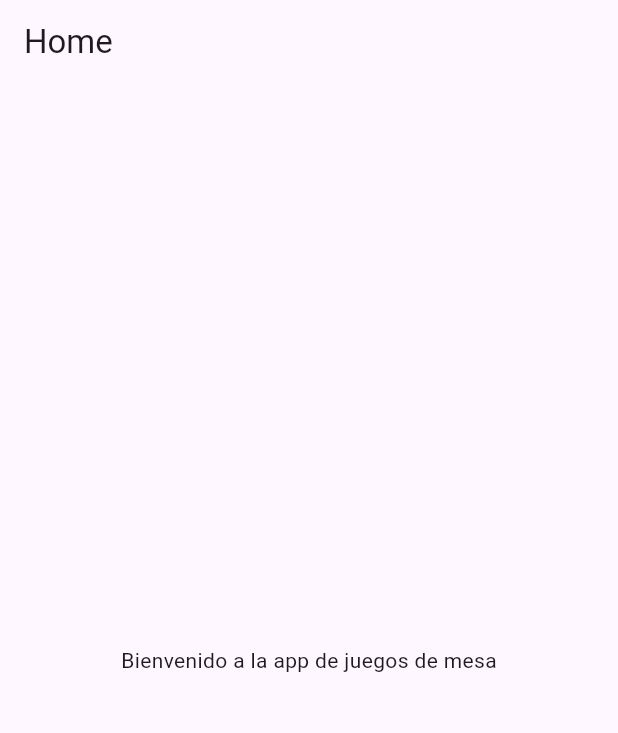
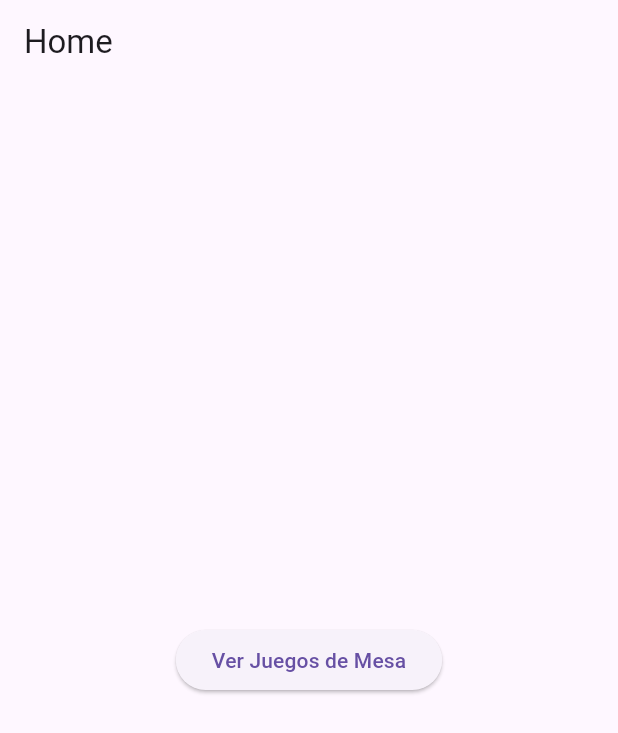
Before and after one commit to AaronPitarch/board_games_manager, a Flutter app: the HomeScreen screen opened by its route, on a phone screen of 412 x 824 dp. Shown: the top 733 px of the screen. Run offline on Flutter 3.47's test engine with Material 3 defaults, Android fonts, the light colour scheme and no system bars; our stand-ins replace go_router.

Commit message:
Pantalla lista de juegos

```diff
--- a/lib/config/router/router.dart
+++ b/lib/config/router/router.dart
@@ -1,3 +1,4 @@
+import 'package:board_game_manager/presentation/screens/game_list_screen.dart';
 import 'package:board_game_manager/presentation/screens/home_screen.dart';
 import 'package:board_game_manager/presentation/screens/login_screen.dart';
 import 'package:board_game_manager/presentation/screens/signup_screen.dart';
@@ -16,6 +17,10 @@ final GoRouter router = GoRouter(
     GoRoute(
       path: '/signup',
       builder: (context, state) => const SignupScreen(),
-    )
+    ),
+    GoRoute(
+      path: '/games',
+      builder: (context, state) => const GameListScreen(),
+    ),
   ]
 );
--- a/lib/main.dart
+++ b/lib/main.dart
@@ -12,6 +12,7 @@ class MyApp extends StatelessWidget {
   Widget build(BuildContext context) {
     return MaterialApp.router(
       title: 'Board Game Manager',
+      debugShowCheckedModeBanner: false,
       routerConfig: router,
       theme: ThemeData(
         primarySwatch: Colors.blue,
--- a/lib/presentation/screens/home_screen.dart
+++ b/lib/presentation/screens/home_screen.dart
@@ -1,4 +1,5 @@
 import 'package:flutter/material.dart';
+import 'package:go_router/go_router.dart';
 
 class HomeScreen extends StatelessWidget {
   const HomeScreen({super.key});
@@ -9,8 +10,18 @@ class HomeScreen extends StatelessWidget {
       appBar: AppBar(
         title: const Text('Home'),
       ),
-      body: const Center(
-        child: Text('Bienvenido a la app de juegos de mesa'),
+      body: Center(
+        child: Column(
+          mainAxisAlignment: MainAxisAlignment.center,
+          children: [
+            ElevatedButton(
+              onPressed: () {
+                context.go('/games'); //Navegar a la pantalla de juegos
+              },
+              child: const Text('Ver Juegos de Mesa'),
+            ),
+          ],
+        ),
       ),
     );
   }
```
Also changed, not shown: lib/presentation/screens/game_list_screen.dart (added, +65 -0 lines).
